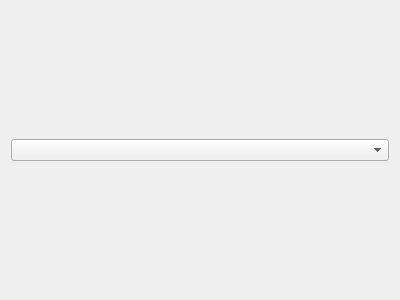
The window that opencv-gui/gui/common_ui.ui (rotace/app-opencv-gui) describes before a commit, drawn with Qt 5.
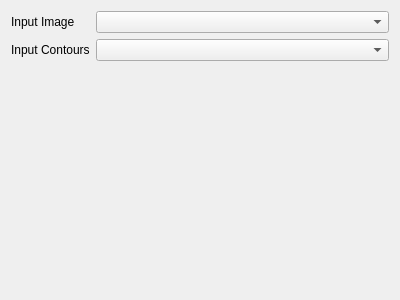
The same window after the commit.

```diff
--- a/opencv-gui/gui/common_ui.ui
+++ b/opencv-gui/gui/common_ui.ui
@@ -13,9 +13,26 @@
   <property name="windowTitle">
    <string>Form</string>
   </property>
-  <layout class="QHBoxLayout" name="horizontalLayout">
-   <item>
-    <widget class="QComboBox" name="comboBox"/>
+  <layout class="QFormLayout" name="formLayout">
+   <item row="0" column="0">
+    <widget class="QLabel" name="label1">
+     <property name="text">
+      <string>Input Image</string>
+     </property>
+    </widget>
+   </item>
+   <item row="0" column="1">
+    <widget class="QComboBox" name="comboBox1"/>
+   </item>
+   <item row="1" column="0">
+    <widget class="QLabel" name="label2">
+     <property name="text">
+      <string>Input Contours</string>
+     </property>
+    </widget>
+   </item>
+   <item row="1" column="1">
+    <widget class="QComboBox" name="comboBox2"/>
    </item>
   </layout>
  </widget>
```
